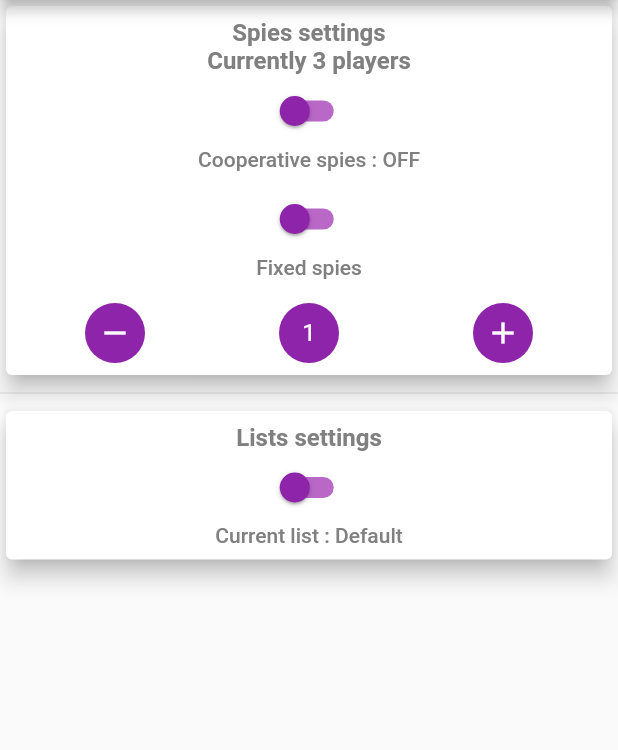
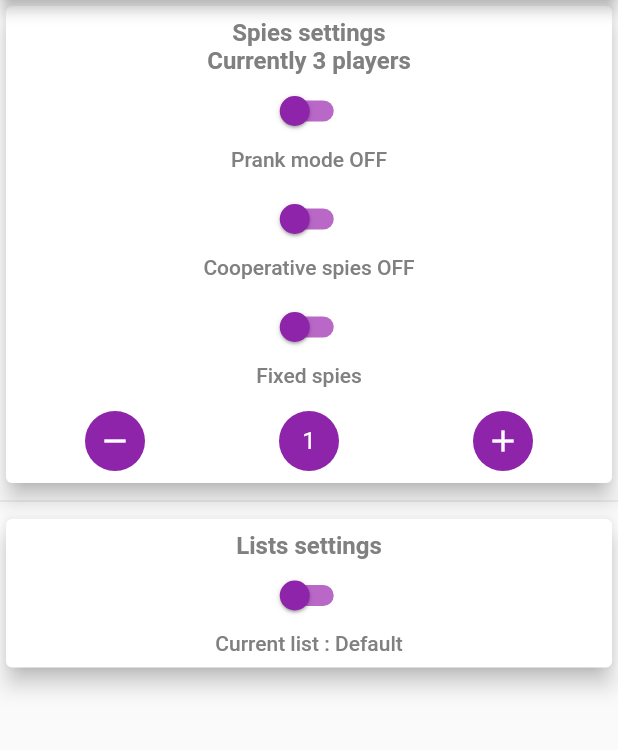
Before and after one commit to geo1796/enhanced-spyfall, a Flutter app: the GameSettingsScreen screen opened by its route, on a phone screen of 412 x 824 dp, the part 84-834 px from its top. Run offline on Flutter 3.47's test engine with Material 2 defaults, Android fonts, the phone set to English and light mode, and no system bars; our stand-ins replace sqflite; accounts and stored records are empty.

Commit message:
added prank mode

```diff
--- a/lib/main.dart
+++ b/lib/main.dart
@@ -39,7 +39,7 @@ void main() async {
         )
         .then(
           (_) => db.execute(
-            'CREATE TABLE settings(id TEXT PRIMARY KEY, random_spies INT, coop_spies INT, fixed_spies INT, max_spies INT, min_spies INT, random_list INT, list_id TEXT, FOREIGN KEY(list_id) REFERENCES locations_lists(id));',
+            'CREATE TABLE settings(id TEXT PRIMARY KEY, prank_mode INT, random_spies INT, coop_spies INT, fixed_spies INT, max_spies INT, min_spies INT, random_list INT, list_id TEXT, FOREIGN KEY(list_id) REFERENCES locations_lists(id));',
           ),
         ),
     version: 1,
--- a/lib/models/settings.dart
+++ b/lib/models/settings.dart
@@ -1,5 +1,6 @@
 class Settings {
   String id;
+  int prankMode;
   int randomSpies;
   int randomList;
   int coopSpies;
@@ -10,6 +11,7 @@ class Settings {
 
   Settings({
     required this.id,
+    required this.prankMode,
     required this.randomSpies,
     required this.coopSpies,
     required this.fixedSpies,
@@ -22,6 +24,7 @@ class Settings {
   Map<String, dynamic> toMap() {
     return {
       'id': id,
+      'prank_mode': prankMode,
       'random_spies': randomSpies,
       'coop_spies': coopSpies,
       'fixed_spies': fixedSpies,
--- a/lib/repositories/settings_repository.dart
+++ b/lib/repositories/settings_repository.dart
@@ -14,6 +14,7 @@ class SettingsRepository {
         maps.length,
         (i) => Settings(
               id: maps[i]['id'],
+              prankMode: maps[i]['prank_mode'],
               randomSpies: maps[i]['random_spies'],
               coopSpies: maps[i]['coop_spies'],
               fixedSpies: maps[i]['fixed_spies'],
--- a/lib/screens/game_settings_screen.dart
+++ b/lib/screens/game_settings_screen.dart
@@ -35,17 +35,38 @@ class GameSettingsScreen extends StatelessWidget {
         activeColor: theme.colorScheme.secondary,
         inactiveThumbColor: theme.colorScheme.primary,
         inactiveTrackColor: theme.colorScheme.tertiary,
+        value: _settingsProvider.prankMode,
+        onChanged: _settingsProvider.setPrankMode,
+      ),
+      Padding(
+        padding: const EdgeInsets.only(bottom: 8.0),
+        child: Text(
+          'Prank mode ' +
+              (_settingsProvider.prankMode
+                  ? 'ON\n(1 out of 5 chance that all players are spies)'
+                  : 'OFF'),
+          textAlign: TextAlign.center,
+          style: theme.textTheme.headline6,
+        ),
+      ),
+      Switch(
+        activeColor: theme.colorScheme.secondary,
+        inactiveThumbColor: theme.colorScheme.primary,
+        inactiveTrackColor: theme.colorScheme.tertiary,
         value: _settingsProvider.coopSpies,
         onChanged: _settingsProvider.setCoopSpies,
       ),
       Padding(
-          padding: const EdgeInsets.only(bottom: 8.0),
-          child: Text(
-            'Cooperative spies : ' + (_settingsProvider.coopSpies ? 'ON' : 'OFF'),
-            textAlign: TextAlign.center,
-            style: theme.textTheme.headline6,
-          ),
+        padding: const EdgeInsets.only(bottom: 8.0),
+        child: Text(
+          'Cooperative spies ' +
+              (_settingsProvider.coopSpies
+                  ? 'ON\n(spies know each other)'
+                  : 'OFF'),
+          textAlign: TextAlign.center,
+          style: theme.textTheme.headline6,
         ),
+      ),
       Switch(
         activeColor: theme.colorScheme.secondary,
         inactiveThumbColor: theme.colorScheme.primary,
--- a/lib/screens/locations_lists_screen.dart
+++ b/lib/screens/locations_lists_screen.dart
@@ -1,13 +1,10 @@
 import 'package:flutter/material.dart';
-import 'package:path/path.dart';
 import 'package:provider/provider.dart';
 
-import '../models/locations.dart';
 import '../providers/locations_provider.dart';
 import '../providers/settings_provider.dart';
 import '../widgets/app_drawer.dart';
 import '../widgets/location_list_item.dart';
-import '../widgets/player_list_item.dart';
 import 'locations_details_screen.dart';
 import 'new_locations_list_screen.dart';
 
```
Also changed, not shown: lib/providers/game_provider.dart (+10 -0 lines), lib/providers/settings_provider.dart (+21 -1 lines), lib/screens/playing_screen.dart (+13 -1 lines).
